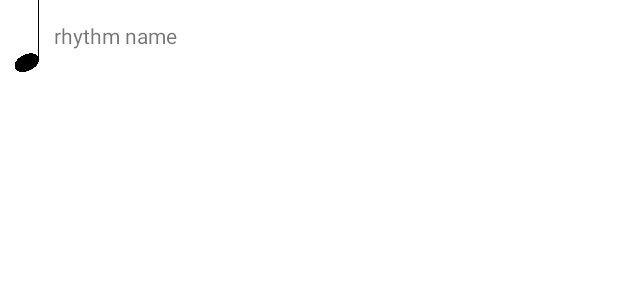
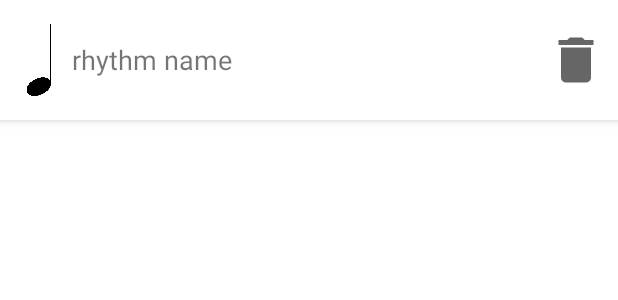
Before and after one commit to MC-Coomber/RhythmNotator, an Android app: the layout layout_saved_rhythm.xml on its own in the app's theme, with its tools: preview values and no code run, on a phone screen of 412 x 824 dp. Shown: the top 300 px of the screen. Run offline under Robolectric (Android 15) with nearby library versions, the phone set to English and light mode, and no system bars.

Commit message:
Styling changes to recycler view and save dialog

```diff
--- /dev/null
+++ b/app/src/main/res/drawable/ic_baseline_delete_24.xml
@@ -0,0 +1,10 @@
+<vector xmlns:android="http://schemas.android.com/apk/res/android"
+    android:width="24dp"
+    android:height="24dp"
+    android:viewportWidth="24"
+    android:viewportHeight="24"
+    android:tint="?attr/colorControlNormal">
+  <path
+      android:fillColor="@android:color/white"
+      android:pathData="M6,19c0,1.1 0.9,2 2,2h8c1.1,0 2,-0.9 2,-2V7H6v12zM19,4h-3.5l-1,-1h-5l-1,1H5v2h14V4z"/>
+</vector>
--- a/app/src/main/res/layout/dialog_save.xml
+++ b/app/src/main/res/layout/dialog_save.xml
@@ -24,12 +24,15 @@
         android:hint="@string/rhythm_name"
         android:inputType="textPersonName"
         android:paddingHorizontal="8dp"
-        android:importantForAutofill="no" />
+        android:importantForAutofill="no"
+        android:layout_marginVertical="4dp"
+        android:layout_marginHorizontal="8dp"/>
 
     <LinearLayout
         android:layout_width="match_parent"
         android:layout_height="match_parent"
-        android:orientation="horizontal">
+        android:orientation="horizontal"
+        android:layout_margin="8dp">
 
         <Button
             android:id="@+id/cancel_button"
--- a/app/src/main/res/layout/fragment_saved_rhythms.xml
+++ b/app/src/main/res/layout/fragment_saved_rhythms.xml
@@ -3,10 +3,12 @@
     xmlns:tools="http://schemas.android.com/tools"
     android:layout_width="match_parent"
     android:layout_height="match_parent"
+    android:background="@color/background"
     android:orientation="vertical">
 
     <androidx.recyclerview.widget.RecyclerView
         android:id="@+id/savedRhythmsList"
         android:layout_width="match_parent"
-        android:layout_height="match_parent" />
+        android:layout_height="match_parent"
+        android:padding="8dp" />
 </LinearLayout>
--- a/app/src/main/res/layout/layout_saved_rhythm.xml
+++ b/app/src/main/res/layout/layout_saved_rhythm.xml
@@ -2,7 +2,12 @@
 <LinearLayout xmlns:android="http://schemas.android.com/apk/res/android"
     xmlns:app="http://schemas.android.com/apk/res-auto"
     android:layout_width="match_parent"
-    android:layout_height="wrap_content">
+    android:layout_height="wrap_content"
+    android:layout_marginBottom="12dp"
+    android:paddingVertical="16dp"
+    android:paddingHorizontal="8dp"
+    android:background="@android:color/white"
+    android:elevation="4dp">
 
     <ImageView
         android:id="@+id/imageView"
@@ -17,6 +22,15 @@
         android:layout_width="wrap_content"
         android:layout_height="wrap_content"
         android:layout_gravity="center_vertical"
+        android:layout_marginStart="4dp"
         android:layout_weight="1"
-        android:text="rhythm name" />
+        android:text="rhythm name"
+        android:textSize="18sp" />
+
+    <ImageView
+        android:layout_width="40dp"
+        android:layout_height="match_parent"
+        android:contentDescription="@string/delete_icon"
+        app:srcCompat="@drawable/ic_baseline_delete_24" />
+
 </LinearLayout>
--- a/app/src/main/res/values/strings.xml
+++ b/app/src/main/res/values/strings.xml
@@ -17,4 +17,5 @@
     <string name="save">Save</string>
     <string name="save_a_rhythm">Save a Rhythm</string>
     <string name="rhythm_name">Rhythm name</string>
+    <string name="delete_icon">Delete icon</string>
 </resources>
```
